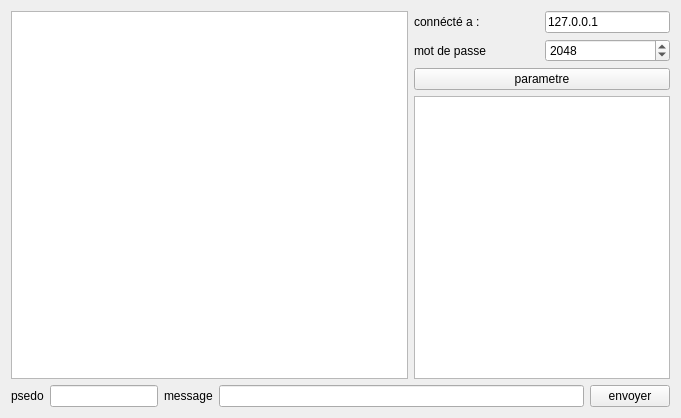
Above: serveur/widget.ui from https-github-com-anantasystem/AnantaSystem before the change. Below: the same form after it.
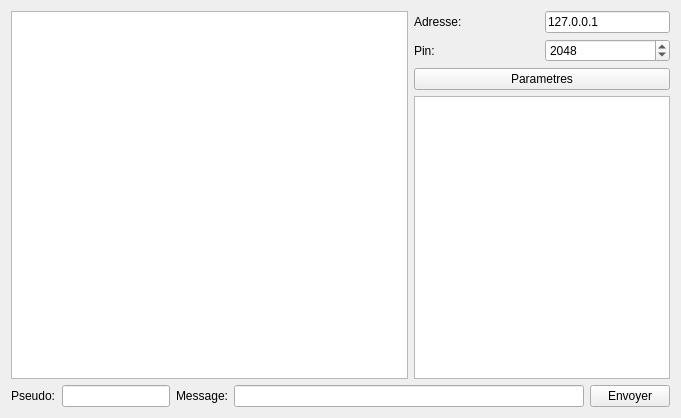
That is the form after the change. Icons and pictures are not drawn.

Diff of the .ui file:
```diff
--- a/serveur/widget.ui
+++ b/serveur/widget.ui
@@ -69,14 +69,14 @@
      <item row="1" column="0">
       <widget class="QLabel" name="label_5">
        <property name="text">
-        <string>connécté a :</string>
+        <string>Adresse:</string>
        </property>
       </widget>
      </item>
      <item row="2" column="0">
       <widget class="QLabel" name="label_4">
        <property name="text">
-        <string>mot de passe</string>
+        <string>Pin:</string>
        </property>
       </widget>
      </item>
@@ -89,7 +89,7 @@
         </size>
        </property>
        <property name="text">
-        <string>parametre</string>
+        <string>Parametres</string>
        </property>
       </widget>
      </item>
@@ -103,7 +103,7 @@
      <item>
       <widget class="QLabel" name="label_psedo">
        <property name="text">
-        <string>psedo</string>
+        <string>Pseudo:</string>
        </property>
       </widget>
      </item>
@@ -113,7 +113,7 @@
      <item>
       <widget class="QLabel" name="label_message_3">
        <property name="text">
-        <string>message</string>
+        <string>Message:</string>
        </property>
       </widget>
      </item>
@@ -126,7 +126,7 @@
         <string notr="true"/>
        </property>
        <property name="text">
-        <string>envoyer</string>
+        <string>Envoyer</string>
        </property>
        <property name="icon">
         <iconset>
```
Left out of the diff: 69 changed lines with no effect on the pictures.
